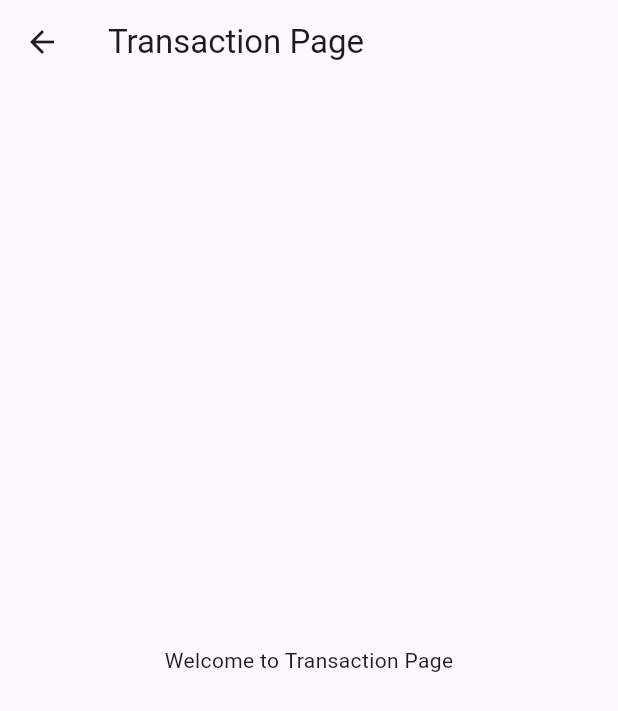
After one commit to asaduzzaman-ashik3/finance_dashboard, a Flutter app: the screen it shows after launch, after a tap on "See All", on a phone screen of 412 x 824 dp. The commit adds this screen. Shown: the top 711 px of the screen. Run offline on Flutter 3.47's test engine with Material 3 defaults, Android fonts, the phone set to English and light mode, and no system bars.

Commit message:
pages add

```diff
--- a/lib/main.dart
+++ b/lib/main.dart
@@ -47,9 +47,9 @@ class Dashboard extends StatelessWidget {
                 const SizedBox(height: 30),
                 balanceCard(),
                 const SizedBox(height: 24),
-                quickAction(),
+                quickAction(context),
                 SizedBox(height: 20),
-                transaction(),
+                transaction(context),
                 const SizedBox(height: 24),
               ],
             ),
--- /dev/null
+++ b/lib/src/Pages/card_page.dart
@@ -0,0 +1,12 @@
+import 'package:flutter/cupertino.dart';
+import 'package:flutter/material.dart';
+
+class CardPage extends StatelessWidget {
+  @override
+  Widget build(BuildContext context) {
+    return Scaffold(
+      appBar: AppBar(title: Text("Card Page")),
+      body: Center(child: Text("Welcome to Card Page")),
+    );
+  }
+}
--- /dev/null
+++ b/lib/src/Pages/expense_page.dart
@@ -0,0 +1,12 @@
+import 'package:flutter/cupertino.dart';
+import 'package:flutter/material.dart';
+
+class ExpensePage extends StatelessWidget {
+  @override
+  Widget build(BuildContext context) {
+    return Scaffold(
+      appBar: AppBar(title: Text("Expense Page")),
+      body: Center(child: Text("Welcome to Expense Page")),
+    );
+  }
+}
--- /dev/null
+++ b/lib/src/Pages/income_page.dart
@@ -0,0 +1,12 @@
+import 'package:flutter/cupertino.dart';
+import 'package:flutter/material.dart';
+
+class IncomePage extends StatelessWidget {
+  @override
+  Widget build(BuildContext context) {
+    return Scaffold(
+      appBar: AppBar(title: Text("Income Page")),
+      body: Center(child: Text("Welcome to Income Page")),
+    );
+  }
+}
--- /dev/null
+++ b/lib/src/Pages/transaction_page.dart
@@ -0,0 +1,12 @@
+
+import 'package:flutter/cupertino.dart';
+import 'package:flutter/material.dart';
+
+class transactionPage extends StatelessWidget {
+  @override
+  Widget build(BuildContext context) {
+    return Scaffold(
+      appBar: AppBar(title: Text("Transaction Page")),
+      body: Center(child: Text("Welcome to Transaction Page")),
+    );
+  }}
--- /dev/null
+++ b/lib/src/Pages/wallet_page.dart
@@ -0,0 +1,12 @@
+import 'package:flutter/cupertino.dart';
+import 'package:flutter/material.dart';
+
+class WalletPage extends StatelessWidget {
+  @override
+  Widget build(BuildContext context) {
+    return Scaffold(
+      appBar: AppBar(title: Text("Wallet Page")),
+      body: Center(child: Text("Welcome to Wallet Page")),
+    );
+  }
+}
--- a/lib/src/widgets/quick_action_widget.dart
+++ b/lib/src/widgets/quick_action_widget.dart
@@ -1,7 +1,11 @@
-import 'package:flutter/cupertino.dart';
 import 'package:flutter/material.dart';
 
-Widget quickAction() {
+import '../Pages/card_page.dart';
+import '../Pages/expense_page.dart';
+import '../Pages/income_page.dart';
+import '../Pages/wallet_page.dart';
+
+Widget quickAction(BuildContext context) {
   return Column(
     crossAxisAlignment: CrossAxisAlignment.start,
     children: [
@@ -19,6 +23,14 @@ Widget quickAction() {
         mainAxisAlignment: MainAxisAlignment.spaceBetween,
         children: [
           Expanded(
+            child: InkWell(
+              onTap: () {
+                Navigator.push(
+                  context,
+                  MaterialPageRoute(builder: (context) => IncomePage()),
+                );
+              },
+              borderRadius: BorderRadius.circular(20),
               child: Container(
                 decoration: BoxDecoration(
                   borderRadius: BorderRadius.circular(20),
@@ -34,8 +46,19 @@ Widget quickAction() {
                 ),
               ),
             ),
+          ),
+
           SizedBox(width: 10),
+
           Expanded(
+            child: InkWell(
+              onTap: () {
+                Navigator.push(
+                  context,
+                  MaterialPageRoute(builder: (context) => ExpensePage()),
+                );
+              },
+              borderRadius: BorderRadius.circular(20),
               child: Container(
                 decoration: BoxDecoration(
                   borderRadius: BorderRadius.circular(20),
@@ -51,8 +74,20 @@ Widget quickAction() {
                 ),
               ),
             ),
+          ),
+
           SizedBox(width: 10),
+
+
           Expanded(
+            child: InkWell(
+              onTap: () {
+                Navigator.push(
+                  context,
+                  MaterialPageRoute(builder: (context) => CardPage()),
+                );
+              },
+              borderRadius: BorderRadius.circular(20),
               child: Container(
                 decoration: BoxDecoration(
                   borderRadius: BorderRadius.circular(20),
@@ -68,8 +103,20 @@ Widget quickAction() {
                 ),
               ),
             ),
+          ),
+
           SizedBox(width: 10),
+
+
           Expanded(
+            child: InkWell(
+              onTap: () {
+                Navigator.push(
+                  context,
+                  MaterialPageRoute(builder: (context) => WalletPage()),
+                );
+              },
+              borderRadius: BorderRadius.circular(20),
               child: Container(
                 decoration: BoxDecoration(
                   borderRadius: BorderRadius.circular(20),
@@ -85,8 +132,11 @@ Widget quickAction() {
                 ),
               ),
             ),
+          ),
         ],
       ),
     ],
   );
 }
+
+// Example pages for navigation
--- a/lib/src/widgets/transaction_widget.dart
+++ b/lib/src/widgets/transaction_widget.dart
@@ -1,7 +1,10 @@
+import 'package:finance_dashboard/src/widgets/quick_action_widget.dart';
 import 'package:flutter/cupertino.dart';
 import 'package:flutter/material.dart';
 
-Widget transaction() {
+import '../Pages/transaction_page.dart';
+
+Widget transaction(BuildContext context) {
   final transactions = [
     {
       'icon': Icons.shopping_bag,
@@ -38,18 +41,27 @@ Widget transaction() {
       children: [
         Row(
           mainAxisAlignment: MainAxisAlignment.spaceBetween,
-          children: const [
-            Text(
+          children: [
+            const Text(
               'Recent Transactions',
+
               style: TextStyle(
                 color: Colors.white,
                 fontSize: 18,
                 fontWeight: FontWeight.w600,
               ),
             ),
-            Text(
-              'See All',
-              style: TextStyle(color: Color(0xFFd8b4fe), fontSize: 14),
+            InkWell(
+              onTap: () {
+                Navigator.push(
+                  context,
+                  MaterialPageRoute(builder: (context) => transactionPage()),
+                );
+              },
+              child: const Text(
+                'See All',
+                style: TextStyle(color: Color(0xFFd8b4fe), fontSize: 14),
+              ),
             ),
           ],
         ),
@@ -107,8 +119,7 @@ Widget transaction() {
                     Text(
                       transaction['amount'] as String,
                       style: TextStyle(
-                        color:
-                        (transaction['amount'] as String).startsWith('+')
+                        color: (transaction['amount'] as String).startsWith('+')
                             ? const Color(0xFF4ade80)
                             : const Color(0xFFf87171),
                         fontWeight: FontWeight.bold,
```
Lines whose indentation alone changed are shown as unchanged.
